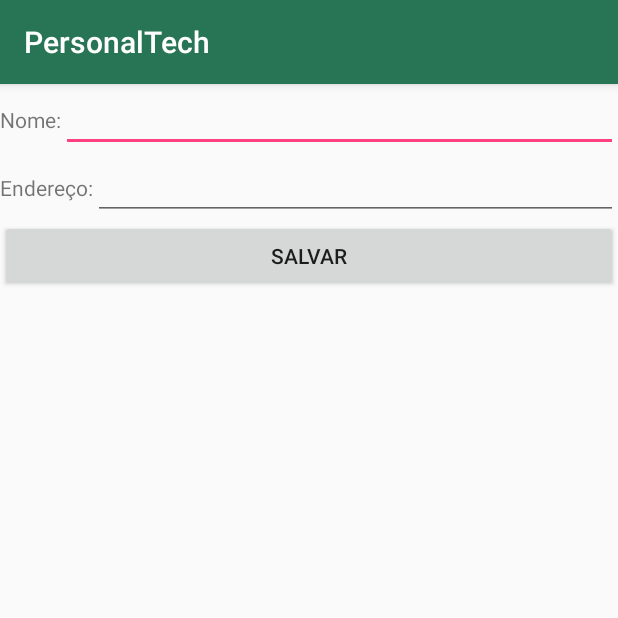
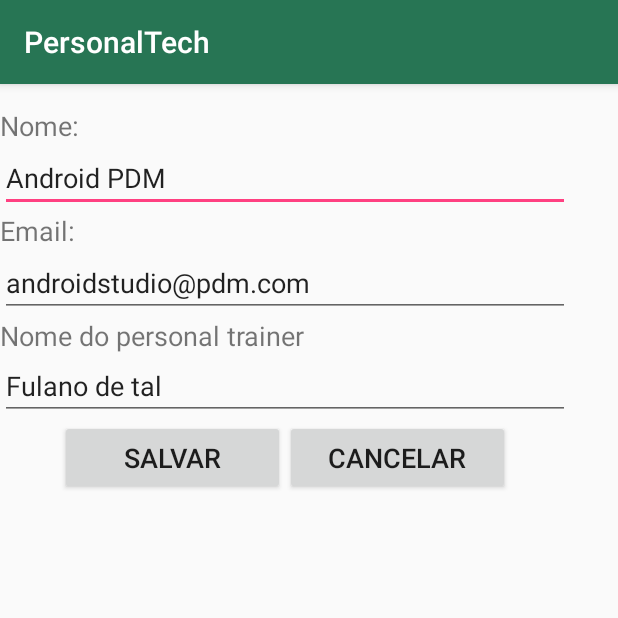
Before and after one commit to VictorvaOliveira/PersonalTech-1, an Android app: the Perfil screen opened directly, with no data from a screen before it, on a phone screen of 412 x 824 dp, the top half of it. Run offline under Robolectric (Android 15) with nearby library versions, the phone set to English and light mode, and no system bars.

Commit message:
Update view Config - Perfil

```diff
--- a/app/src/main/res/layout/activity_perfil.xml
+++ b/app/src/main/res/layout/activity_perfil.xml
@@ -1,34 +1,107 @@
 <?xml version="1.0" encoding="utf-8"?>
 <LinearLayout xmlns:android="http://schemas.android.com/apk/res/android"
-    android:orientation="vertical"
-    android:layout_width="fill_parent"
-    android:layout_height="fill_parent">
+    xmlns:tools="http://schemas.android.com/tools"
+    android:layout_width="match_parent"
+    android:layout_height="match_parent"
+    android:orientation="vertical">
+    <!--
+        INICIO CAMPO: NOME
+    -->
     <LinearLayout
-        android:orientation="horizontal"
-        android:layout_width="fill_parent"
-        android:layout_height="wrap_content">
+        android:id="@+id/linearLayout"
+        android:layout_width="380dp"
+        android:layout_height="wrap_content"
+        android:layout_marginTop="15dp"
+        android:orientation="vertical"
+        tools:layout_editor_absoluteX="8dp"
+        tools:layout_editor_absoluteY="25dp">
         <TextView
             android:layout_width="wrap_content"
             android:layout_height="wrap_content"
-            android:text="Nome:"/>
-        <EditText android:id="@+id/nome"
-            android:layout_width="fill_parent"
-            android:layout_height="wrap_content"/>
+            android:text="Nome:"
+            android:textSize="18sp" />
+        <EditText
+            android:id="@+id/nome"
+            android:layout_width="match_parent"
+            android:layout_height="wrap_content"
+            android:text="Android PDM"
+            android:textSize="18sp" />
     </LinearLayout>
+    <!--
+        FIM CAMPO: NOME
+    -->
+    <!--
+        INICIO CAMPO: EMAIL
+    -->
     <LinearLayout
-        android:orientation="horizontal"
-        android:layout_width="fill_parent"
-        android:layout_height="wrap_content">
+        android:id="@+id/linearLayout2"
+        android:layout_width="380dp"
+        android:layout_height="wrap_content"
+        android:orientation="vertical"
+        tools:layout_editor_absoluteX="8dp"
+        tools:layout_editor_absoluteY="87dp">
         <TextView
             android:layout_width="wrap_content"
             android:layout_height="wrap_content"
-            android:text="Endereço:"/>
-        <EditText android:id="@+id/end"
-            android:layout_width="fill_parent"
-            android:layout_height="wrap_content"/>
+            android:text="Email:"
+            android:textSize="18sp" />
+        <EditText
+            android:id="@+id/email"
+            android:layout_width="match_parent"
+            android:layout_height="wrap_content"
+            android:text="androidstudio@pdm.com"
+            android:textSize="18sp" />
     </LinearLayout>
-    <Button android:id="@+id/salvar"
-        android:layout_width="fill_parent"
+    <!--
+        FIM CAMPO: EMAIL
+    -->
+    <!--
+    INICIO CAMPO: NOME PERSONAL TRAINER
+    -->
+    <LinearLayout
+        android:layout_width="380dp"
         android:layout_height="wrap_content"
-        android:text="Salvar"/>
+        android:orientation="vertical"
+        tools:layout_editor_absoluteX="8dp"
+        tools:layout_editor_absoluteY="157dp">
+        <TextView
+            android:layout_width="wrap_content"
+            android:layout_height="wrap_content"
+            android:text="Nome do personal trainer"
+            android:textSize="18sp" />
+        <EditText
+            android:layout_width="match_parent"
+            android:layout_height="44dp"
+            android:text="Fulano de tal"
+            android:textSize="18sp" />
+    </LinearLayout>
+    <!--
+        FIM CAMPO: PERSONAL TRAINER
+    -->
+    <!--
+    INICIO CAMPO: BOTOES
+    -->
+    <LinearLayout
+        android:layout_width="match_parent"
+        android:layout_height="wrap_content"
+        android:orientation="horizontal">
+        <Button
+            android:layout_width="150dp"
+            android:layout_height="50dp"
+            android:text="Salvar"
+            android:textSize="18sp"
+            tools:layout_editor_absoluteX="16dp"
+            tools:layout_editor_absoluteY="141dp"
+            android:layout_marginLeft="40dp"/>
+        <Button
+            android:layout_width="150dp"
+            android:layout_height="50dp"
+            android:text="Cancelar"
+            android:textSize="18sp"
+            tools:layout_editor_absoluteX="202dp"
+            tools:layout_editor_absoluteY="141dp" />
+    </LinearLayout>
+    <!--
+        FIM CAMPO: BOTOES
+    -->
 </LinearLayout>
```
Also changed, not shown: app/src/main/res/layout/activity_configuracao.xml (+29 -15 lines), app/src/main/res/layout/activity_main.xml (+6 -6 lines).
